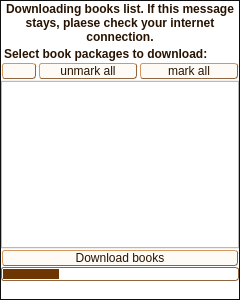
Qt form mobileapp.ui (MosheWagner/Orayta-QT) before a commit.
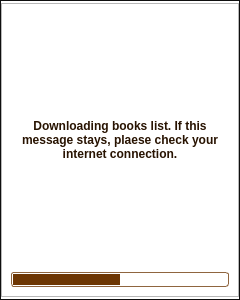
The same form after that commit. The open tabs and pages were chosen to show the change. Icons and pictures are not drawn. Custom widgets are drawn as their Qt base class.

Commit message: - Whole new download system (direct from svn, including book updates) - A few minor GUI improvments - Fixed bug in mobileapp.ui file

```diff
--- a/mobileapp.ui
+++ b/mobileapp.ui
@@ -3296,26 +3296,23 @@
       </layout>
      </widget>
      <widget class="QWidget" name="getbookspage">
-      <layout class="QVBoxLayout" name="verticalLayout_11">
-       <property name="spacing">
-        <number>0</number>
-       </property>
+      <layout class="QHBoxLayout" name="horizontalLayout_6">
        <property name="margin">
-        <number>0</number>
+        <number>1</number>
        </property>
        <item>
-        <spacer name="verticalSpacer_2">
-         <property name="orientation">
-          <enum>Qt::Vertical</enum>
+        <widget class="QStackedWidget" name="downloadSTKWidget">
+         <property name="frameShape">
+          <enum>QFrame::StyledPanel</enum>
          </property>
-         <property name="sizeHint" stdset="0">
-          <size>
-           <width>20</width>
-           <height>40</height>
-          </size>
+         <property name="frameShadow">
+          <enum>QFrame::Raised</enum>
          </property>
-        </spacer>
-       </item>
+         <property name="currentIndex">
+          <number>1</number>
+         </property>
+         <widget class="QWidget" name="message">
+          <layout class="QVBoxLayout" name="verticalLayout_21">
        <item>
         <widget class="QLabel" name="listdownloadlbl">
          <property name="font">
@@ -3348,33 +3345,31 @@
         </widget>
        </item>
        <item>
-        <spacer name="verticalSpacer_3">
-         <property name="orientation">
-          <enum>Qt::Vertical</enum>
-         </property>
-         <property name="sizeHint" stdset="0">
+            <widget class="QProgressBar" name="progressBar_2">
+             <property name="maximumSize">
+              <size>
+               <width>16777215</width>
+               <height>15</height>
+              </size>
+             </property>
+             <property name="sizeIncrement">
           <size>
-           <width>20</width>
-           <height>40</height>
-          </size>
-         </property>
-        </spacer>
-       </item>
-       <item>
-        <widget class="QWidget" name="downloadGRP" native="true">
-         <property name="sizePolicy">
-          <sizepolicy hsizetype="MinimumExpanding" vsizetype="MinimumExpanding">
-           <horstretch>0</horstretch>
-           <verstretch>0</verstretch>
-          </sizepolicy>
-         </property>
-         <layout class="QVBoxLayout" name="verticalLayout_6">
-          <property name="spacing">
-           <number>1</number>
-          </property>
-          <property name="margin">
-           <number>1</number>
-          </property>
+               <width>0</width>
+               <height>0</height>
+              </size>
+             </property>
+             <property name="maximum">
+              <number>0</number>
+             </property>
+             <property name="value">
+              <number>-1</number>
+             </property>
+            </widget>
+           </item>
+          </layout>
+         </widget>
+         <widget class="QWidget" name="download">
+          <layout class="QVBoxLayout" name="verticalLayout_20">
           <item>
            <widget class="QLabel" name="label_4">
             <property name="font">
@@ -3400,30 +3395,7 @@
              <number>1</number>
             </property>
             <item>
-             <widget class="QPushButton" name="reloadDlBookListBTN">
-              <property name="sizePolicy">
-               <sizepolicy hsizetype="Maximum" vsizetype="Maximum">
-                <horstretch>0</horstretch>
-                <verstretch>0</verstretch>
-               </sizepolicy>
-              </property>
-              <property name="toolTip">
-               <string>Remove all books from search</string>
-              </property>
-              <property name="text">
-               <string/>
-              </property>
-              <property name="icon">
-               <iconset resource="Orayta.qrc">
-                <normaloff>:/Icons/refresh.png</normaloff>:/Icons/refresh.png</iconset>
-              </property>
-              <property name="flat">
-               <bool>true</bool>
-              </property>
-             </widget>
-            </item>
-            <item>
-             <widget class="QPushButton" name="unmarkAllBTN_4">
+              <widget class="QPushButton" name="unmarkAllBTN_2">
               <property name="sizePolicy">
                <sizepolicy hsizetype="Minimum" vsizetype="Maximum">
                 <horstretch>0</horstretch>
@@ -3533,6 +3505,7 @@
           </item>
          </layout>
         </widget>
+        </widget>
        </item>
       </layout>
      </widget>
```
Left out of the diff: 13 changed lines with no effect on the pictures. Lines whose indentation alone changed are shown as unchanged. The commit also changes 7 other files.
